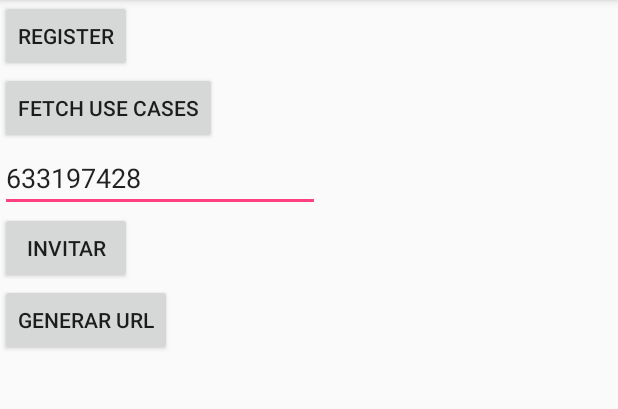
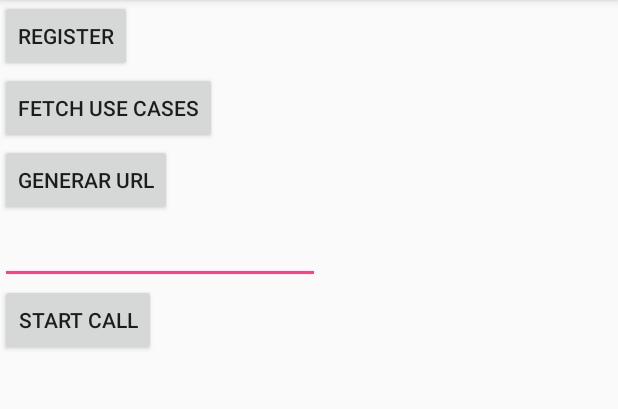
Before and after one commit to okode/sightcall, an Android app: the screen it shows after launch (MainActivity), on a phone screen of 412 x 824 dp, the part 84-493 px from its top. Run offline under Robolectric (Android 15) with nearby library versions, the phone set to English and light mode, and no system bars; libraries missing offline, so code that uses them is left out: com.sightcall.universal, net.rtccloud.sdk; 3 statements that could not run were skipped.

Commit message:
Refactoring android PoC to be similar to iOS PoC

```diff
--- a/android/SightCallDemo/app/src/main/java/com/okode/sightcalldemo/SightApplication.java
+++ b/android/SightCallDemo/app/src/main/java/com/okode/sightcalldemo/SightApplication.java
@@ -4,6 +4,8 @@ import android.app.Application;
 import android.util.Log;
 
 import com.sightcall.universal.Universal;
+import com.sightcall.universal.agent.model.GuestInvite;
+import com.sightcall.universal.agent.model.GuestUsecase;
 import com.sightcall.universal.event.UniversalCallReportEvent;
 import com.sightcall.universal.event.UniversalStatusEvent;
 import com.sightcall.universal.media.MediaSavedEvent;
--- a/android/SightCallDemo/app/src/main/res/layout/activity_main.xml
+++ b/android/SightCallDemo/app/src/main/res/layout/activity_main.xml
@@ -31,27 +31,6 @@
             android:onClick="fetchUserCases"
             android:text="Fetch use cases" />
 
-        <EditText
-            android:id="@+id/txtInv"
-            android:layout_width="wrap_content"
-            android:layout_height="wrap_content"
-            android:layout_weight="1"
-            android:ems="10"
-            android:inputType="textPersonName"
-            android:text="633197428"
-            tools:layout_editor_absoluteX="96dp"
-            tools:layout_editor_absoluteY="83dp" />
-
-        <Button
-            android:id="@+id/button2"
-            android:layout_width="wrap_content"
-            android:layout_height="wrap_content"
-            android:layout_weight="1"
-            android:onClick="invite"
-            android:text="Invitar"
-            tools:layout_editor_absoluteX="-14dp"
-            tools:layout_editor_absoluteY="16dp" />
-
         <Button
             android:id="@+id/button4"
             android:layout_width="wrap_content"
@@ -62,6 +41,26 @@
             tools:layout_editor_absoluteX="-14dp"
             tools:layout_editor_absoluteY="16dp" />
 
+        <EditText
+            android:id="@+id/txtInv"
+            android:layout_width="wrap_content"
+            android:layout_height="wrap_content"
+            android:layout_weight="1"
+            android:ems="10"
+            android:inputType="textPersonName"
+            tools:layout_editor_absoluteX="96dp"
+            tools:layout_editor_absoluteY="83dp" />
+
+        <Button
+            android:id="@+id/button5"
+            android:layout_width="wrap_content"
+            android:layout_height="wrap_content"
+            android:layout_weight="1"
+            android:onClick="startURL"
+            android:text="Start call"
+            tools:layout_editor_absoluteX="-14dp"
+            tools:layout_editor_absoluteY="16dp" />
+
     </LinearLayout>
 
 </android.support.constraint.ConstraintLayout>
```
Also changed, not shown: android/SightCallDemo/app/src/main/java/com/okode/sightcalldemo/MainActivity.java (+7 -1 lines).
